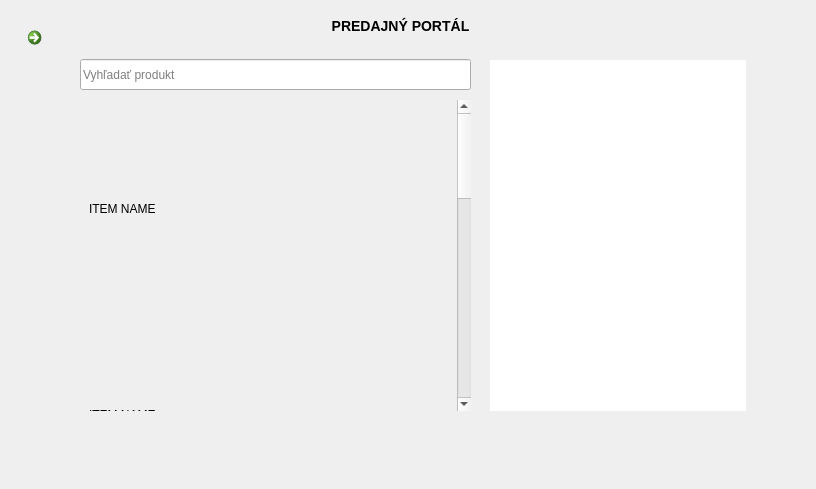
This is source/code/main.ui in tomas-magat/camels-eshop-infosystem as Qt 5 draws it before an edit. The edited form follows.
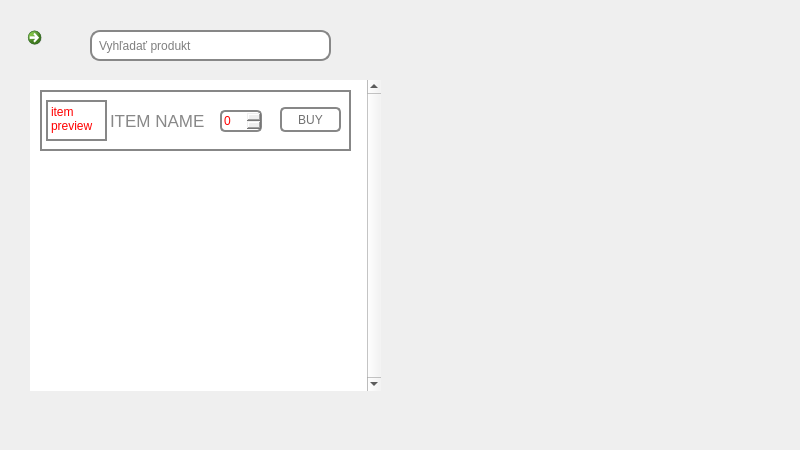
This is the edited form. The open tabs and pages were chosen to show the change. Icons and pictures are not drawn.

Patch:
```diff
--- a/source/code/main.ui
+++ b/source/code/main.ui
@@ -6,8 +6,8 @@
    <rect>
     <x>0</x>
     <y>0</y>
-    <width>816</width>
-    <height>489</height>
+    <width>800</width>
+    <height>450</height>
    </rect>
   </property>
   <property name="minimumSize">
@@ -56,215 +56,165 @@
         <normaloff>../../assets/icons/left-arrow.png</normaloff>../../assets/icons/left-arrow.png</iconset>
       </property>
      </widget>
-     <widget class="QLabel" name="portalHeading">
+     <widget class="QLineEdit" name="lineEdit">
       <property name="geometry">
        <rect>
-        <x>320</x>
-        <y>10</y>
-        <width>161</width>
+        <x>90</x>
+        <y>30</y>
+        <width>241</width>
         <height>31</height>
        </rect>
       </property>
       <property name="styleSheet">
-       <string notr="true">font-family: &quot;Myanmar Text&quot;;
-font-size: 14px;
-font-weight: bold;
-</string>
+       <string notr="true">border: 2px solid rgb(135, 135, 135);
+border-radius: 10px;
+font-size: 12px;
+padding-left: 5px;</string>
       </property>
-      <property name="text">
-       <string>PREDAJNÝ PORTÁL</string>
+      <property name="maxLength">
+       <number>50</number>
       </property>
-      <property name="alignment">
-       <set>Qt::AlignCenter</set>
+      <property name="placeholderText">
+       <string>Vyhľadať produkt</string>
       </property>
      </widget>
-     <widget class="QScrollArea" name="portalScrollArea">
+     <widget class="QPushButton" name="pushButton">
       <property name="geometry">
        <rect>
-        <x>80</x>
-        <y>100</y>
-        <width>391</width>
+        <x>340</x>
+        <y>20</y>
+        <width>51</width>
+        <height>51</height>
+       </rect>
+      </property>
+      <property name="layoutDirection">
+       <enum>Qt::LeftToRight</enum>
+      </property>
+      <property name="styleSheet">
+       <string notr="true">border: none;
+color: rgb(125, 125, 125);</string>
+      </property>
+      <property name="icon">
+       <iconset>
+        <normaloff>../../assets/icons/search.png</normaloff>../../assets/icons/search.png</iconset>
+      </property>
+      <property name="iconSize">
+       <size>
+        <width>40</width>
+        <height>25</height>
+       </size>
+      </property>
+     </widget>
+     <widget class="QListWidget" name="listWidget">
+      <property name="geometry">
+       <rect>
+        <x>30</x>
+        <y>80</y>
+        <width>351</width>
         <height>311</height>
        </rect>
       </property>
-      <property name="sizePolicy">
-       <sizepolicy hsizetype="Fixed" vsizetype="Fixed">
-        <horstretch>0</horstretch>
-        <verstretch>0</verstretch>
-       </sizepolicy>
-      </property>
       <property name="frameShape">
        <enum>QFrame::NoFrame</enum>
       </property>
-      <property name="frameShadow">
-       <enum>QFrame::Plain</enum>
-      </property>
       <property name="verticalScrollBarPolicy">
        <enum>Qt::ScrollBarAlwaysOn</enum>
       </property>
       <property name="horizontalScrollBarPolicy">
        <enum>Qt::ScrollBarAlwaysOff</enum>
       </property>
-      <widget class="QWidget" name="portalScrollContents">
-       <property name="geometry">
-        <rect>
-         <x>0</x>
-         <y>0</y>
-         <width>374</width>
-         <height>1042</height>
-        </rect>
-       </property>
-       <property name="sizePolicy">
-        <sizepolicy hsizetype="Preferred" vsizetype="Expanding">
-         <horstretch>0</horstretch>
-         <verstretch>90</verstretch>
-        </sizepolicy>
-       </property>
-       <layout class="QGridLayout" name="gridLayout">
-        <item row="0" column="0">
-         <widget class="QLabel" name="label_12">
-          <property name="sizePolicy">
-           <sizepolicy hsizetype="Preferred" vsizetype="Fixed">
-            <horstretch>0</horstretch>
-            <verstretch>0</verstretch>
-           </sizepolicy>
-          </property>
-          <property name="minimumSize">
-           <size>
-            <width>0</width>
-            <height>200</height>
-           </size>
-          </property>
-          <property name="text">
-           <string>ITEM NAME</string>
-          </property>
-         </widget>
-        </item>
-        <item row="1" column="0">
-         <widget class="QLabel" name="label_13">
-          <property name="sizePolicy">
-           <sizepolicy hsizetype="Preferred" vsizetype="Fixed">
-            <horstretch>0</horstretch>
-            <verstretch>0</verstretch>
-           </sizepolicy>
-          </property>
-          <property name="minimumSize">
-           <size>
-            <width>0</width>
-            <height>200</height>
-           </size>
-          </property>
-          <property name="text">
-           <string>ITEM NAME</string>
-          </property>
-         </widget>
-        </item>
-        <item row="2" column="0">
-         <widget class="QLabel" name="label_14">
-          <property name="sizePolicy">
-           <sizepolicy hsizetype="Preferred" vsizetype="Fixed">
-            <horstretch>0</horstretch>
-            <verstretch>0</verstretch>
-           </sizepolicy>
-          </property>
-          <property name="minimumSize">
-           <size>
-            <width>0</width>
-            <height>200</height>
-           </size>
-          </property>
-          <property name="text">
-           <string>ITEM NAME</string>
-          </property>
-         </widget>
-        </item>
-        <item row="3" column="0">
-         <widget class="QLabel" name="label_15">
-          <property name="sizePolicy">
-           <sizepolicy hsizetype="Preferred" vsizetype="Fixed">
-            <horstretch>0</horstretch>
-            <verstretch>0</verstretch>
-           </sizepolicy>
-          </property>
-          <property name="minimumSize">
-           <size>
-            <width>0</width>
-            <height>200</height>
-           </size>
-          </property>
-          <property name="text">
-           <string>ITEM NAME</string>
-          </property>
-         </widget>
-        </item>
-        <item row="4" column="0">
-         <widget class="QLabel" name="label_16">
-          <property name="sizePolicy">
-           <sizepolicy hsizetype="Preferred" vsizetype="Fixed">
-            <horstretch>0</horstretch>
-            <verstretch>0</verstretch>
-           </sizepolicy>
-          </property>
-          <property name="minimumSize">
-           <size>
-            <width>0</width>
-            <height>200</height>
-           </size>
-          </property>
-          <property name="text">
-           <string>ITEM NAME</string>
-          </property>
-         </widget>
-        </item>
-       </layout>
-      </widget>
      </widget>
-     <widget class="QLineEdit" name="lineEdit">
+     <widget class="QWidget" name="widget" native="true">
       <property name="geometry">
        <rect>
-        <x>80</x>
-        <y>59</y>
-        <width>391</width>
-        <height>31</height>
+        <x>40</x>
+        <y>90</y>
+        <width>311</width>
+        <height>61</height>
        </rect>
       </property>
-      <property name="placeholderText">
-       <string>Vyhľadať produkt</string>
+      <property name="styleSheet">
+       <string notr="true">QWidget {
+	border: 2px solid rgb(135, 135, 135);
+}</string>
       </property>
-     </widget>
-     <widget class="QGraphicsView" name="testGraph">
-      <property name="geometry">
-       <rect>
-        <x>490</x>
-        <y>60</y>
-        <width>256</width>
-        <height>351</height>
-       </rect>
-      </property>
-      <property name="sizePolicy">
-       <sizepolicy hsizetype="Fixed" vsizetype="Fixed">
-        <horstretch>0</horstretch>
-        <verstretch>0</verstretch>
-       </sizepolicy>
-      </property>
-      <property name="cursor" stdset="0">
-       <cursorShape>ArrowCursor</cursorShape>
-      </property>
-      <property name="toolTipDuration">
-       <number>0</number>
-      </property>
-      <property name="frameShape">
-       <enum>QFrame::NoFrame</enum>
-      </property>
-      <property name="frameShadow">
-       <enum>QFrame::Plain</enum>
-      </property>
-      <property name="sizeAdjustPolicy">
-       <enum>QAbstractScrollArea::AdjustToContents</enum>
-      </property>
-      <property name="dragMode">
-       <enum>QGraphicsView::NoDrag</enum>
-      </property>
+      <widget class="QLabel" name="itemPreview">
+       <property name="geometry">
+        <rect>
+         <x>6</x>
+         <y>10</y>
+         <width>61</width>
+         <height>41</height>
+        </rect>
+       </property>
+       <property name="styleSheet">
+        <string notr="true">color: rgb(255, 0, 0);</string>
+       </property>
+       <property name="text">
+        <string>item preview</string>
+       </property>
+       <property name="alignment">
+        <set>Qt::AlignLeading|Qt::AlignLeft|Qt::AlignTop</set>
+       </property>
+       <property name="wordWrap">
+        <bool>true</bool>
+       </property>
+       <property name="margin">
+        <number>3</number>
+       </property>
+      </widget>
+      <widget class="QLabel" name="label">
+       <property name="geometry">
+        <rect>
+         <x>70</x>
+         <y>20</y>
+         <width>111</width>
+         <height>21</height>
+        </rect>
+       </property>
+       <property name="styleSheet">
+        <string notr="true">border: none;
+font-size: 17px;
+color: rgb(136, 136, 136);</string>
+       </property>
+       <property name="text">
+        <string>ITEM NAME</string>
+       </property>
+       <property name="margin">
+        <number>2</number>
+       </property>
+      </widget>
+      <widget class="QSpinBox" name="spinBox">
+       <property name="geometry">
+        <rect>
+         <x>180</x>
+         <y>20</y>
+         <width>42</width>
+         <height>22</height>
+        </rect>
+       </property>
+       <property name="styleSheet">
+        <string notr="true">border-radius: 5px;
+color: rgb(255, 0, 0);</string>
+       </property>
+      </widget>
+      <widget class="QPushButton" name="pushButton_2">
+       <property name="geometry">
+        <rect>
+         <x>240</x>
+         <y>17</y>
+         <width>61</width>
+         <height>25</height>
+        </rect>
+       </property>
+       <property name="styleSheet">
+        <string notr="true">border-radius: 5px;
+color: rgb(113, 113, 113);</string>
+       </property>
+       <property name="text">
+        <string>BUY</string>
+       </property>
+      </widget>
      </widget>
     </widget>
     <widget class="QWidget" name="databaza">
```
Left out of the diff: 2 changed lines with no effect on the pictures.
